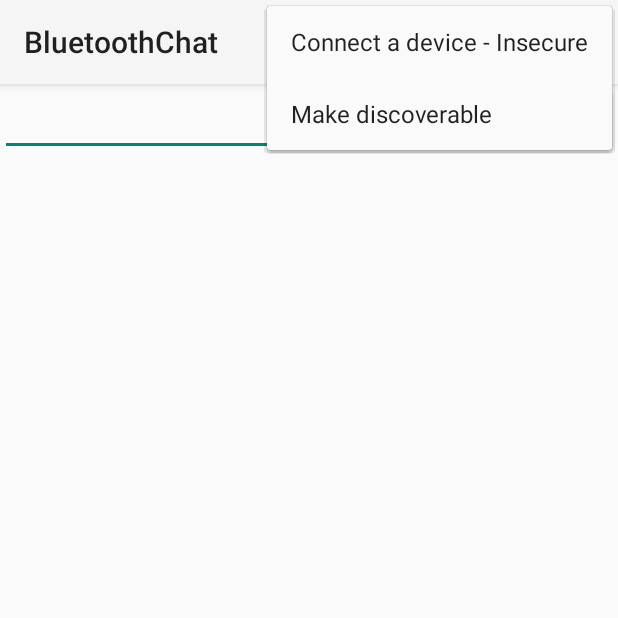
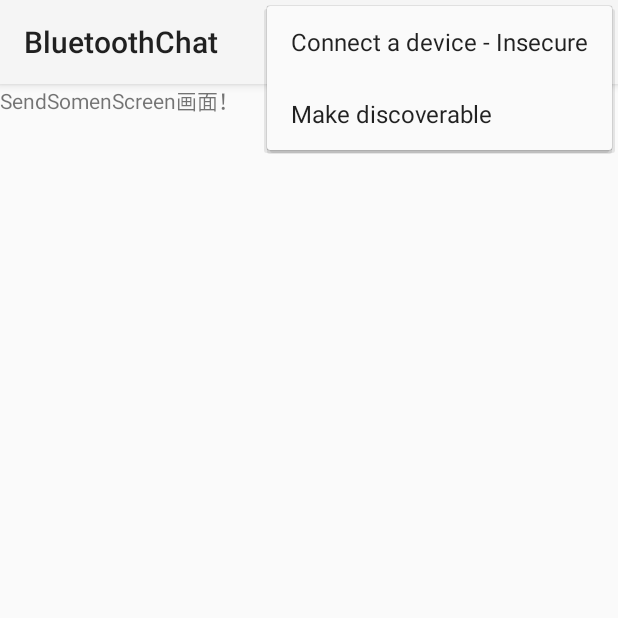
Before and after one commit to celica-hiro/flow_somen, an Android app: the fragment BluetoothChatFragment shown on its own in the app's theme, with the options menu open, on a phone screen of 412 x 824 dp, the top half of it. Run offline under Robolectric (Android 15) with nearby library versions, the phone set to English and light mode, and no system bars.

Commit message:
送り手画面が表示されるように変更

```diff
--- a/Application/src/main/java/com/example/android/GameScreen/SendSomenScreen.java
+++ b/Application/src/main/java/com/example/android/GameScreen/SendSomenScreen.java
@@ -1,9 +1,31 @@
 package com.example.android.GameScreen;
 
-import android.app.Activity;
+import android.content.Context;
+import android.view.View;
+import android.widget.LinearLayout;
+import android.widget.TextView;
 
 /**
  * Created by ishiiyoshikazu on 16/07/07.
  */
-public class SendSomenScreen extends Activity {
+public class SendSomenScreen{
+
+    public View CreateView(Context context){
+        LinearLayout ll = new LinearLayout(context);
+        TextView tv = new TextView(context);
+        tv.setText("SendSomenScreen画面！");
+        ll.addView(tv);
+        return ll;
+    }
+
+//    @Override
+//    public void onCreate(Bundle savedInstanceState) {
+//        super.onCreate(savedInstanceState);
+//        LinearLayout ll = new LinearLayout(getActivity());
+//
+//        TextView tv = new TextView(getActivity());
+//        tv.setText("SendSomenScreen画面！");
+//
+//        ll.addView(tv);
+//    }
 }
--- a/Application/src/main/java/com/example/android/GameScreen/TopScreen.java
+++ b/Application/src/main/java/com/example/android/GameScreen/TopScreen.java
@@ -17,7 +17,7 @@ public class TopScreen extends Activity{
         setContentView(ll);
 
         TextView tv  = new TextView(this);
-        tv.setText("テスト");
+        tv.setText("トップ画面");
         ll.addView(tv);
     }
 }
--- a/Application/src/main/java/com/example/android/bluetoothchat/BluetoothChatFragment.java
+++ b/Application/src/main/java/com/example/android/bluetoothchat/BluetoothChatFragment.java
@@ -28,20 +28,19 @@ import android.support.annotation.Nullable;
 import android.support.v4.app.Fragment;
 import android.support.v4.app.FragmentActivity;
 import android.util.Log;
-import android.view.KeyEvent;
 import android.view.LayoutInflater;
 import android.view.Menu;
 import android.view.MenuInflater;
 import android.view.MenuItem;
 import android.view.View;
 import android.view.ViewGroup;
-import android.view.inputmethod.EditorInfo;
-import android.widget.ArrayAdapter;
 import android.widget.Button;
 import android.widget.EditText;
-import android.widget.ListView;
+import android.widget.LinearLayout;
 import android.widget.TextView;
 import android.widget.Toast;
+
+import com.example.android.GameScreen.SendSomenScreen;
 
 import org.w3c.dom.Text;
 
@@ -149,11 +148,17 @@ public class BluetoothChatFragment extends Fragment {
     @Override
     public View onCreateView(LayoutInflater inflater, @Nullable ViewGroup container,
                              @Nullable Bundle savedInstanceState) {
-        //TODO レイアウトxmlを使っていない記述の場合こっちで対応できるか試す
-//        if(container ==null) return null;
-//            container.addView(new Button(getActivity()));
-        return inflater.inflate(R.layout.fragment_bluetooth_chat, container, false);
-    }
+        LinearLayout ll = new LinearLayout(getActivity());
+        mOutEditText = new EditText(getActivity());
+        mSendButton = new Button(getActivity());
+        mValueIndicateText = new TextView(getActivity());
+        ll.addView(mOutEditText);
+        ll.addView(mSendButton);
+        ll.addView(mValueIndicateText);
+        SendSomenScreen sss = new SendSomenScreen();
+        return sss.CreateView(getActivity());
+//        return inflater.inflate(R.layout.fragment_bluetooth_chat, container, false);
+   }
 
     /***
      *
@@ -162,10 +167,9 @@ public class BluetoothChatFragment extends Fragment {
      */
     @Override
     public void onViewCreated(View view, @Nullable Bundle savedInstanceState) {
-        mOutEditText = (EditText) view.findViewById(R.id.edit_text_out);
-        mSendButton = (Button) view.findViewById(R.id.button_send);
-        mValueIndicateText = (TextView) view.findViewById(R.id.valueindicateText);
-
+//        mOutEditText = (EditText) view.findViewById(R.id.edit_text_out);
+//        mSendButton = (Button) view.findViewById(R.id.button_send);
+//        mValueIndicateText = (TextView) view.findViewById(R.id.valueindicateText);
 
     }
 
@@ -182,11 +186,11 @@ public class BluetoothChatFragment extends Fragment {
                 // Send a message using content of the edit text widget
                 View view = getView();
                 if (null != view) {
-                    TextView textView = (TextView) view.findViewById(R.id.edit_text_out);
+//                    TextView textView = (TextView) view.findViewById(R.id.edit_text_out);
+                    TextView textView = new TextView(getActivity());
+                    textView.setText(mOutEditText.getText().toString());
                     String message = textView.getText().toString();
-                    String testMessage = "aiueo";
-
-                    sendMessage(testMessage);
+                    sendMessage(message);
                 }
             }
         });
@@ -309,6 +313,7 @@ public class BluetoothChatFragment extends Fragment {
                     byte[] readBuf = (byte[]) msg.obj;
                     // construct a string from the valid bytes in the buffer
                     String readMessage = new String(readBuf, 0, msg.arg1);
+                    Toast.makeText(getActivity(),readMessage,Toast.LENGTH_SHORT).show();
                     break;
                 case Constants.MESSAGE_DEVICE_NAME:
                     // save the connected device's name
--- /dev/null
+++ b/Application/src/main/res/layout/send_somen_screen.xml
@@ -0,0 +1,6 @@
+<?xml version="1.0" encoding="utf-8"?>
+<LinearLayout xmlns:android="http://schemas.android.com/apk/res/android"
+    android:orientation="vertical" android:layout_width="match_parent"
+    android:layout_height="match_parent">
+
+</LinearLayout>
```
Also changed, not shown: Application/src/main/AndroidManifest.xml (+0 -15 lines), Application/src/main/java/com/example/android/GameScreen/ReceiveSomenScreen.java (+12 -1 lines).
